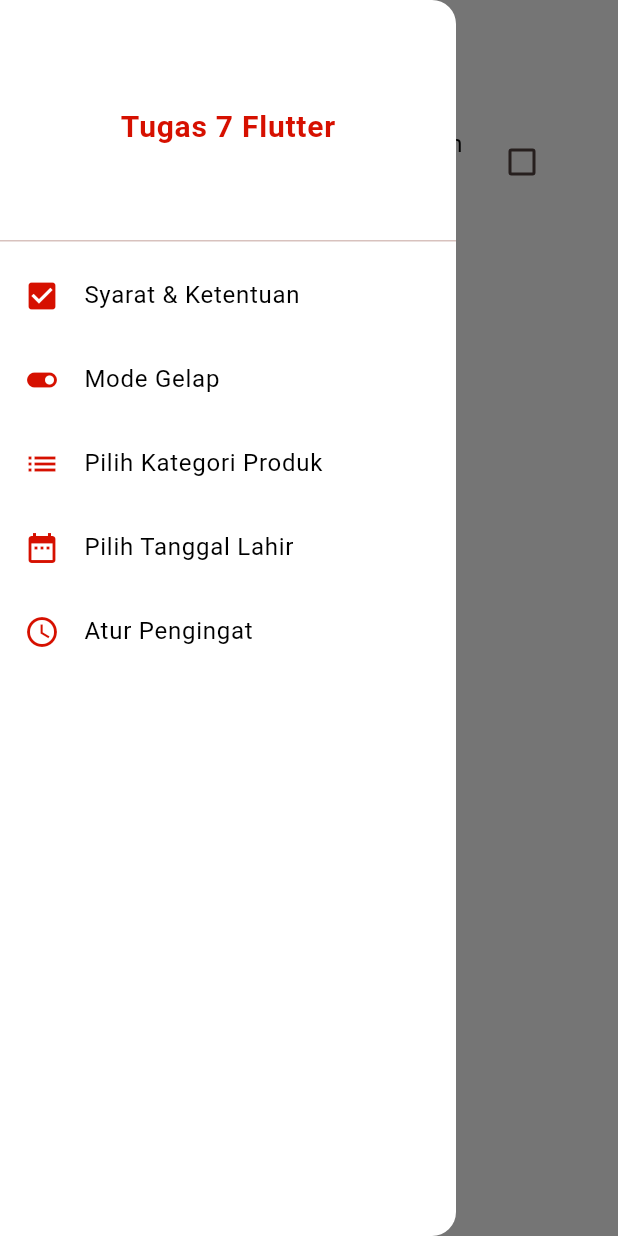
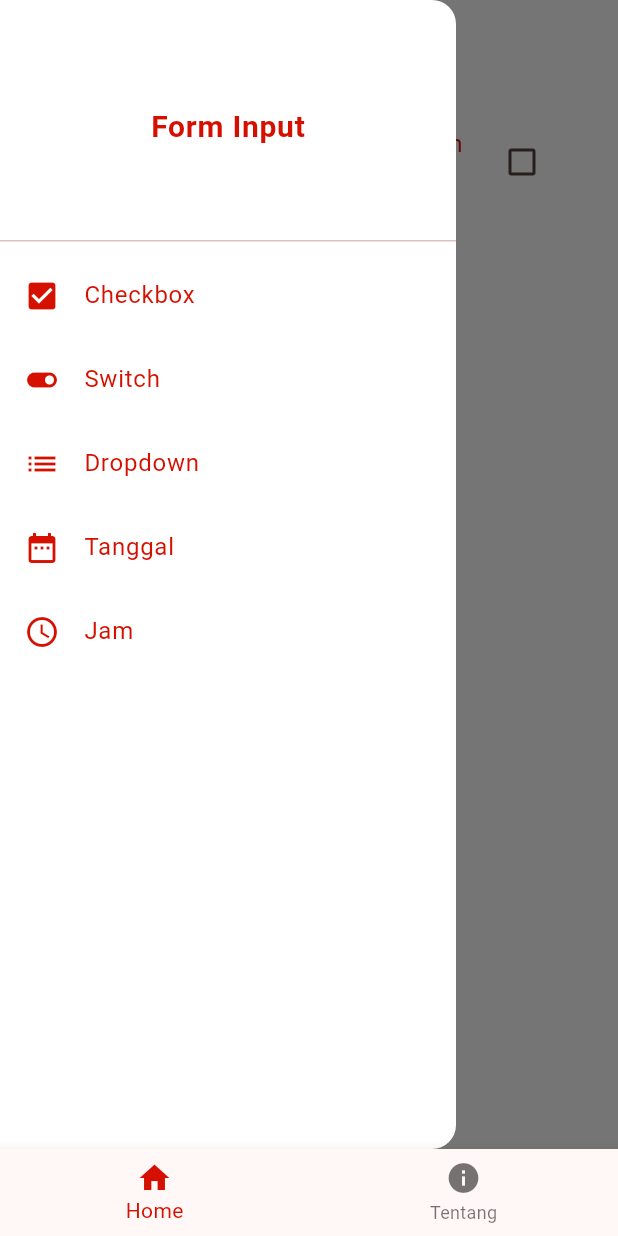
Before and after one commit to ErikKlaus/training_flutter, a Flutter app: the screen it shows after launch, with the side drawer open, on a phone screen of 412 x 824 dp. Run offline on Flutter 3.47's test engine with Material 3 defaults, Android fonts, the phone set to English and light mode, and no system bars.

Commit message:
Tugas 8 Flutter

```diff
--- a/lib/main.dart
+++ b/lib/main.dart
@@ -8,6 +8,7 @@
 import 'package:training_flutter/tugas_5/tugas5.dart';
 import 'package:training_flutter/tugas_6/tugas6hal1.dart';
 import 'package:training_flutter/tugas_7/tugas7.dart';
+import 'package:training_flutter/tugas_8/tugas8.dart';
 
 void main() {
   runApp(const MyApp());
@@ -41,7 +42,7 @@
           seedColor: const Color.fromARGB(255, 179, 16, 16),
         ),
       ),
-      home: tugas7(),
+      home: tugas8(),
     );
   }
 }
--- a/lib/tugas_7/tugas7.dart
+++ b/lib/tugas_7/tugas7.dart
@@ -10,7 +10,7 @@
 }
 
 class _tugas7State extends State<tugas7> {
-  String menu = "Syarat & Ketentuan";
+  String menu = "Checkbox";
   bool isChecked = false;
   bool isDark = false;
   String kategori = "Elektronik";
@@ -18,7 +18,6 @@
   TimeOfDay? jam;
 
   final Color primary = const Color(0xFFD61000);
-  final Color accent = const Color.fromARGB(255, 0, 0, 0);
 
   @override
   Widget build(BuildContext context) {
@@ -27,7 +26,7 @@
       appBar: AppBar(
         backgroundColor: Colors.white,
         elevation: 0,
-        iconTheme: IconThemeData(color: accent),
+        iconTheme: IconThemeData(color: primary),
         title: Text(
           menu,
           style: TextStyle(color: primary, fontWeight: FontWeight.bold),
@@ -40,7 +39,7 @@
             DrawerHeader(
               child: Center(
                 child: Text(
-                  "Tugas 7 Flutter",
+                  "Form Input",
                   style: TextStyle(
                     color: primary,
                     fontSize: 20,
@@ -49,11 +48,11 @@
                 ),
               ),
             ),
-            item(Icons.check_box, "Syarat & Ketentuan"),
-            item(Icons.toggle_on, "Mode Gelap"),
-            item(Icons.list, "Pilih Kategori Produk"),
-            item(Icons.date_range, "Pilih Tanggal Lahir"),
-            item(Icons.access_time, "Atur Pengingat"),
+            item(Icons.check_box, "Checkbox"),
+            item(Icons.toggle_on, "Switch"),
+            item(Icons.list, "Dropdown"),
+            item(Icons.date_range, "Tanggal"),
+            item(Icons.access_time, "Jam"),
           ],
         ),
       ),
@@ -63,13 +62,13 @@
           crossAxisAlignment: CrossAxisAlignment.start,
           children: [
             content(),
-            const SizedBox(height: 20),
+            const SizedBox(height: 15),
             Text(
               hasil(),
               style: TextStyle(
                 fontSize: 16,
                 fontWeight: FontWeight.w600,
-                color: isDark ? Colors.white : accent,
+                color: isDark ? Colors.white : primary,
               ),
             ),
           ],
@@ -81,7 +80,7 @@
   Widget item(IconData icon, String title) {
     return ListTile(
       leading: Icon(icon, color: primary),
-      title: Text(title, style: TextStyle(color: accent)),
+      title: Text(title, style: TextStyle(color: primary)),
       onTap: () {
         setState(() => menu = title);
         Navigator.pop(context);
@@ -90,40 +89,38 @@
   }
 
   Widget content() {
-    if (menu == "Syarat & Ketentuan") {
+    if (menu == "Checkbox") {
       return CheckboxListTile(
         activeColor: primary,
         title: Text(
           "Saya menyetujui semua persyaratan yang berlaku",
-          style: TextStyle(color: isDark ? Colors.white : accent),
+          style: TextStyle(color: isDark ? Colors.white : primary),
         ),
         value: isChecked,
         onChanged: (v) => setState(() => isChecked = v!),
       );
     }
 
-    if (menu == "Mode Gelap") {
+    if (menu == "Switch") {
       return SwitchListTile(
         activeColor: primary,
         title: Text(
           "Aktifkan Mode Gelap",
-          style: TextStyle(color: isDark ? Colors.white : accent),
+          style: TextStyle(color: isDark ? Colors.white : primary),
         ),
         value: isDark,
         onChanged: (v) => setState(() => isDark = v),
       );
     }
 
-    if (menu == "Pilih Kategori Produk") {
+    if (menu == "Dropdown") {
       return DropdownButtonFormField<String>(
         value: kategori,
         decoration: InputDecoration(
-          labelText: "Pilih Kategori Produk",
+          labelText: "Pilih Kategori",
+          labelStyle: TextStyle(color: primary),
           enabledBorder: OutlineInputBorder(
-            borderSide: BorderSide(color: accent),
-          ),
-          focusedBorder: OutlineInputBorder(
-            borderSide: BorderSide(color: primary, width: 2),
+            borderSide: BorderSide(color: primary),
           ),
         ),
         items: [
@@ -136,14 +133,14 @@
       );
     }
 
-    if (menu == "Pilih Tanggal Lahir") {
+    if (menu == "Tanggal") {
       return OutlinedButton.icon(
         style: OutlinedButton.styleFrom(
-          side: BorderSide(color: accent),
-          foregroundColor: accent,
+          side: BorderSide(color: primary),
+          foregroundColor: primary,
         ),
         icon: Icon(Icons.calendar_today),
-        label: Text("Pilih Tanggal Lahir"),
+        label: Text("Pilih Tanggal"),
         onPressed: () async {
           final p = await showDatePicker(
             context: context,
@@ -156,14 +153,14 @@
       );
     }
 
-    if (menu == "Atur Pengingat") {
+    if (menu == "Jam") {
       return OutlinedButton.icon(
         style: OutlinedButton.styleFrom(
-          side: BorderSide(color: accent),
-          foregroundColor: accent,
+          side: BorderSide(color: primary),
+          foregroundColor: primary,
         ),
         icon: Icon(Icons.access_time),
-        label: Text("Pilih Waktu Pengingat"),
+        label: Text("Pilih Waktu"),
         onPressed: () async {
           final p = await showTimePicker(
             context: context,
@@ -178,50 +175,31 @@
   }
 
   String hasil() {
-    if (menu == "Syarat & Ketentuan") {
+    if (menu == "Checkbox") {
       return isChecked
-          ? "Lanjutkan pendaftaran diperbolehkan"
-          : "Anda belum bisa melanjutkan";
+          ? "Lanjutkan pendaftaran diperbolehkan hehe"
+          : "Woi belum bisa lanjut!";
     }
 
-    if (menu == "Mode Gelap") {
-      return isDark ? "Mode Gelap Aktif" : "Mode Terang Aktif";
+    if (menu == "Switch") {
+      return isDark ? "Mode Gelap Aktif" : "Mode Terang Mati";
     }
 
-    if (menu == "Pilih Kategori Produk") {
+    if (menu == "Dropdown") {
       return "Anda memilih kategori: $kategori";
     }
 
-    if (menu == "Pilih Tanggal Lahir" && tanggal != null) {
-      return "Tanggal Lahir: ${tanggal!.day} ${namaBulan(tanggal!.month)} ${tanggal!.year}";
+    if (menu == "Tanggal" && tanggal != null) {
+      return "Tanggal Lahir: ${tanggal!.day}-${tanggal!.month}-${tanggal!.year}";
     }
 
-    if (menu == "Atur Pengingat" && jam != null) {
+    if (menu == "Jam" && jam != null) {
       final h = jam!.hourOfPeriod == 0 ? 12 : jam!.hourOfPeriod;
       final m = jam!.minute.toString().padLeft(2, '0');
       final p = jam!.period == DayPeriod.am ? "AM" : "PM";
-      return "Pengingat diatur pukul: $h:$m $p";
+      return "Jam: $h:$m $p";
     }
 
     return "";
   }
-
-  String namaBulan(int bulan) {
-    const list = [
-      "",
-      "Januari",
-      "Februari",
-      "Maret",
-      "April",
-      "Mei",
-      "Juni",
-      "Juli",
-      "Agustus",
-      "September",
-      "Oktober",
-      "November",
-      "Desember",
-    ];
-    return list[bulan];
-  }
 }
--- /dev/null
+++ b/lib/tugas_8/tugas8.dart
@@ -0,0 +1,77 @@
+import 'package:flutter/material.dart';
+import 'package:training_flutter/tugas_7/tugas7.dart';
+
+void main() {
+  runApp(MaterialApp(debugShowCheckedModeBanner: false, home: tugas8()));
+}
+
+class tugas8 extends StatefulWidget {
+  @override
+  State<tugas8> createState() => _tugas8State();
+}
+
+class _tugas8State extends State<tugas8> {
+  int currentIndex = 0;
+  final Color primary = const Color(0xFFD61000);
+
+  final List<Widget> pages = [tugas7(), TentangPage()];
+
+  @override
+  Widget build(BuildContext context) {
+    return Scaffold(
+      body: pages[currentIndex],
+      bottomNavigationBar: BottomNavigationBar(
+        currentIndex: currentIndex,
+        selectedItemColor: primary,
+        onTap: (index) {
+          setState(() {
+            currentIndex = index;
+          });
+        },
+        items: const [
+          BottomNavigationBarItem(icon: Icon(Icons.home), label: "Home"),
+          BottomNavigationBarItem(icon: Icon(Icons.info), label: "Tentang"),
+        ],
+      ),
+    );
+  }
+}
+
+class TentangPage extends StatelessWidget {
+  @override
+  Widget build(BuildContext context) {
+    final primary = const Color(0xFFD61000);
+
+    return Scaffold(
+      appBar: AppBar(
+        backgroundColor: Colors.white,
+        elevation: 0,
+        centerTitle: true,
+        iconTheme: IconThemeData(color: primary),
+        title: Text(
+          "Tentang Aplikasi",
+          style: TextStyle(color: primary, fontWeight: FontWeight.bold),
+        ),
+      ),
+      body: Padding(
+        padding: const EdgeInsets.all(20),
+        child: Column(
+          crossAxisAlignment: CrossAxisAlignment.start,
+          children: const [
+            Text(
+              "Halo Bapak",
+              style: TextStyle(fontSize: 18, fontWeight: FontWeight.bold),
+            ),
+            SizedBox(height: 15),
+            Text(
+              "Aplikasi ini dibuat untuk memenuhi Tugas 8 Flutter dengan implementasi Bottom Navigation Bar dan Drawer pada halaman Home.",
+            ),
+            SizedBox(height: 20),
+            Text("Nama Pembuat: Erik Klaus"),
+            Text("Versi: 1.0"),
+          ],
+        ),
+      ),
+    );
+  }
+}
```
